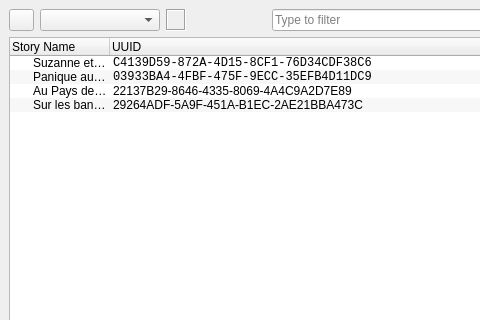
Qt form pkg/ui/main.ui (o-daneel/Lunii.QT) before a commit; both pictures show x 0 to 480 and y 0 to 320 of the 640 by 600 pixel window.
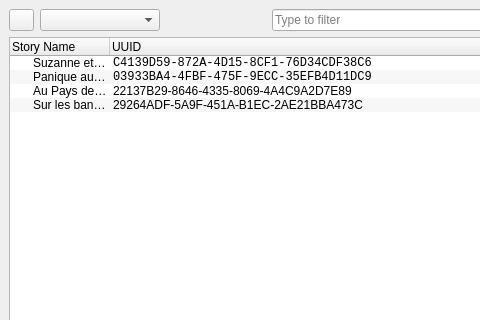
The same form after that commit. Icons and pictures are not drawn.

Patch:
```diff
--- a/pkg/ui/main.ui
+++ b/pkg/ui/main.ui
@@ -93,7 +93,7 @@
          </size>
         </property>
         <property name="frameShape">
-         <enum>QFrame::Box</enum>
+         <enum>QFrame::NoFrame</enum>
         </property>
         <property name="frameShadow">
          <enum>QFrame::Sunken</enum>
```
